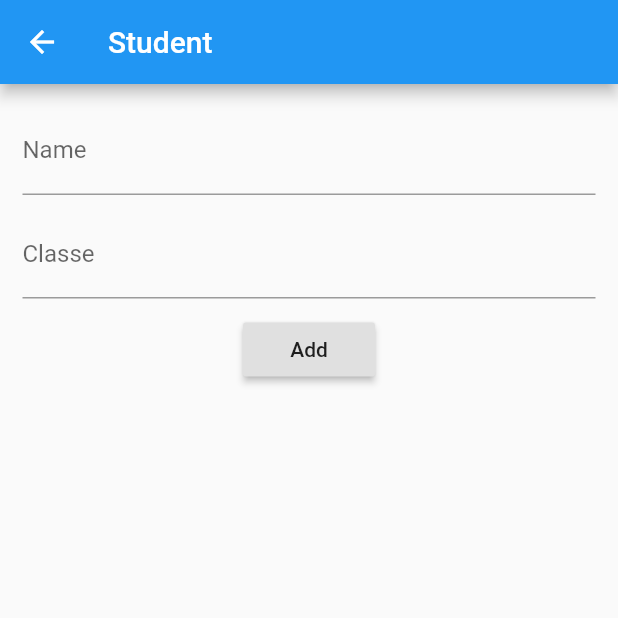
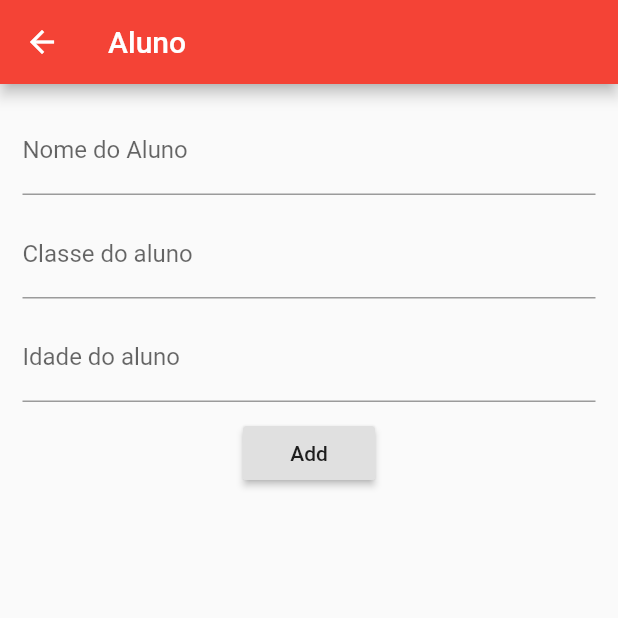
Before and after one commit to MiguelAleixo/crud_unifacef, a Flutter app: the screen it shows after launch, after a tap on the "add" icon, on a phone screen of 412 x 824 dp, the top half of it. Run offline on Flutter 3.47's test engine with Material 2 defaults, Android fonts, the phone set to English and light mode, and no system bars; our stand-ins replace sqflite; accounts and stored records are empty.

Commit message:
fix more issues

```diff
--- a/lib/main.dart
+++ b/lib/main.dart
@@ -1,9 +1,16 @@
 import 'package:flutter/material.dart';
 import 'package:crud_unifacef/ui/listview_student.dart';
 
-void main() => runApp(
-      MaterialApp(
-        title: 'Returning Data',
-        home: ListViewStudent(),
-      ),
+void main() => runApp(MyApp());
+
+class MyApp extends StatelessWidget {
+  @override
+  Widget build(BuildContext context) {
+    return MaterialApp(
+      debugShowCheckedModeBanner: false,
+      title: 'Miguel e Pedro Crud',
+      theme: ThemeData(primarySwatch: Colors.red),
+      home: ListViewStudent(),
     );
+  }
+}
--- a/lib/model/student.dart
+++ b/lib/model/student.dart
@@ -2,18 +2,21 @@ class Student {
   int _id;
   String _name;
   String _classe;
+  String _age;
 
-  Student(this._name, this._classe);
+  Student(this._name, this._classe, this._age);
 
   Student.map(dynamic obj) {
     this._id = obj['id'];
     this._name = obj['name'];
     this._classe = obj['classe'];
+    this._age = obj['age'];
   }
 
   int get id => _id;
   String get name => _name;
   String get classe => _classe;
+  String get age => _age;
 
   Map<String, dynamic> toMap() {
     var map = new Map<String, dynamic>();
@@ -22,6 +25,7 @@ class Student {
     }
     map['name'] = _name;
     map['classe'] = _classe;
+    map['age'] = _age;
     return map;
   }
 
@@ -29,5 +33,6 @@ class Student {
     this._id = map['id'];
     this._name = map['name'];
     this._classe = map['classe'];
+    this._age = map['age'];
   }
 }
--- a/lib/ui/listview_student.dart
+++ b/lib/ui/listview_student.dart
@@ -33,37 +33,29 @@ class _ListViewStudentState extends State<ListViewStudent> {
       title: 'JSA ListView Demo',
       home: Scaffold(
         appBar: AppBar(
-          title: Text('ListView Demo'),
+          title: Text('Listagem dos alunos'),
           centerTitle: true,
-          backgroundColor: Colors.blue,
+          backgroundColor: Colors.red,
         ),
         body: Center(
           child: ListView.builder(
             itemCount: items.length,
-            padding: const EdgeInsets.all(15.0),
+            padding: const EdgeInsets.all(0.0),
             itemBuilder: (context, position) {
               return Column(
+                mainAxisSize: MainAxisSize.min,
+                crossAxisAlignment: CrossAxisAlignment.start,
                 children: <Widget>[
-                  Divider(height: 5.0),
+                  Divider(height: 0.0),
                   ListTile(
                     title: Text(
-                      '${items[position].name}',
-                      style: TextStyle(fontSize: 22.0, color: Colors.deepOrangeAccent)),
-                      subtitle: Text(
-                        '${items[position].classe}',
-                        style: new TextStyle(fontSize: 18.0, fontStyle: FontStyle.italic),
-                      ),
+                      'Nome do aluno: ${items[position].name}\nIdade do aluno: ${items[position].age}',
+                      style: TextStyle(fontSize: 14.0, color: Colors.black, fontStyle: FontStyle.italic)),
+                      subtitle: Text('${items[position].classe}', style: new TextStyle(fontSize: 14.0, fontStyle: FontStyle.italic)),
                       leading: Column(
                         children: <Widget>[
-                          Padding(padding: EdgeInsets.all(10.0)),
-                          CircleAvatar(
-                            backgroundColor: Colors.blueAccent,
-                            radius: 15.0,
-                            child: Text(
-                              '${items[position].id}',
-                              style: TextStyle(fontSize: 22.0, color: Colors.white),
-                            ),
-                          ),
+                          Padding(padding: EdgeInsets.all(0.0)),
+                          Text('${items[position].id}', style: TextStyle(fontSize: 16.0, color: Colors.red)),
                           IconButton(
                             icon: const Icon(Icons.remove_circle_outline),
                             onPressed: () => _deleteStudent(context, items[position], position)),
@@ -102,7 +94,7 @@ class _ListViewStudentState extends State<ListViewStudent> {
   }
 
   void _createNewStudent(BuildContext context) async {
-    String result = await Navigator.push(context, MaterialPageRoute(builder: (context) => StudentScreen(Student('', ''))));
+    String result = await Navigator.push(context, MaterialPageRoute(builder: (context) => StudentScreen(Student('', '', ''))));
     if (result == 'save') {
       db.getAllStudent().then((student) {
         setState(() {
--- a/lib/ui/student.dart
+++ b/lib/ui/student.dart
@@ -15,18 +15,20 @@ class _StudentScreenState extends State<StudentScreen> {
 
   TextEditingController _nameController;
   TextEditingController _classeController;
+  TextEditingController _ageController;
 
   @override
   void initState() {
     super.initState();
     _nameController = new TextEditingController(text: widget.student.name);
     _classeController = new TextEditingController(text: widget.student.classe);
+    _ageController = new TextEditingController(text: widget.student.age);
   }
 
   @override
   Widget build(BuildContext context) {
     return Scaffold(
-      appBar: AppBar(title: Text('Student')),
+      appBar: AppBar(title: Text('Aluno'), backgroundColor: Colors.red),
       body: Container(
         margin: EdgeInsets.all(15.0),
         alignment: Alignment.center,
@@ -34,12 +36,17 @@ class _StudentScreenState extends State<StudentScreen> {
           children: <Widget>[
             TextField(
               controller: _nameController,
-              decoration: InputDecoration(labelText: 'Name'),
+              decoration: InputDecoration(labelText: 'Nome do Aluno'),
             ),
             Padding(padding: new EdgeInsets.all(5.0)),
             TextField(
               controller: _classeController,
-              decoration: InputDecoration(labelText: 'Classe'),
+              decoration: InputDecoration(labelText: 'Classe do aluno'),
+            ),
+            Padding(padding: new EdgeInsets.all(5.0)),
+            TextField(
+              controller: _ageController,
+              decoration: InputDecoration(labelText: 'Idade do aluno'),
             ),
             Padding(padding: new EdgeInsets.all(5.0)),
             RaisedButton(
@@ -49,10 +56,11 @@ class _StudentScreenState extends State<StudentScreen> {
                   db.updateStudent(Student.fromMap({
                     'id': widget.student.id,
                     'name': _nameController.text,
-                    'classe': _classeController.text
+                    'classe': _classeController.text,
+                    'age': _ageController.text
                   })).then((_) { Navigator.pop(context, 'update'); });
                 } else {
-                  db.saveStudent(Student(_nameController.text, _classeController.text)).then((_) { Navigator.pop(context, 'save'); });
+                  db.saveStudent(Student(_nameController.text, _classeController.text, _ageController.text)).then((_) { Navigator.pop(context, 'save'); });
                 }
               },
             ),
--- a/lib/util/database_helper.dart
+++ b/lib/util/database_helper.dart
@@ -12,6 +12,7 @@ class DatabaseHelper {
   final String columnId = 'id';
   final String columnName = 'name';
   final String columnClasse = 'classe';
+  final String columnAge = 'age';
 
   static Database _db;
 
@@ -34,7 +35,7 @@ class DatabaseHelper {
 
   void _onCreate(Database db, int newVersion) async {
     await db.execute(
-        'CREATE TABLE $tableStudent($columnId INTEGER PRIMARY KEY, $columnName TEXT, $columnClasse TEXT)');
+        'CREATE TABLE $tableStudent($columnId INTEGER PRIMARY KEY, $columnName TEXT, $columnClasse TEXT, $columnAge TEXT)');
   }
 
   Future<int> saveStudent(Student student) async {
@@ -46,7 +47,7 @@ class DatabaseHelper {
   Future<List> getAllStudent() async {
     var dbClient = await db;
     var result = await dbClient.query(tableStudent,
-        columns: [columnId, columnName, columnClasse]);
+        columns: [columnId, columnName, columnClasse, columnAge]);
     return result.toList();
   }
 
@@ -58,7 +59,7 @@ class DatabaseHelper {
   Future<Student> getStudent(int id) async {
     var dbClient = await db;
     List<Map> result = await dbClient.query(tableStudent,
-        columns: [columnId, columnName, columnClasse],
+        columns: [columnId, columnName, columnClasse, columnAge],
         where: '$columnId = ?',
         whereArgs: [id]);
     if (result.length > 0) { return new Student.fromMap(result.first); }
```
